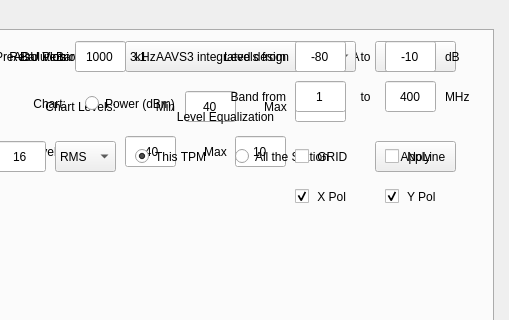
ska-sci-ops/aavs-system, file python/utilities/skalab/Gui/skalab_live.ui: the form before one commit; both pictures show x 662 to 1171 and y 0 to 320 of the 1171 by 914 pixel window.
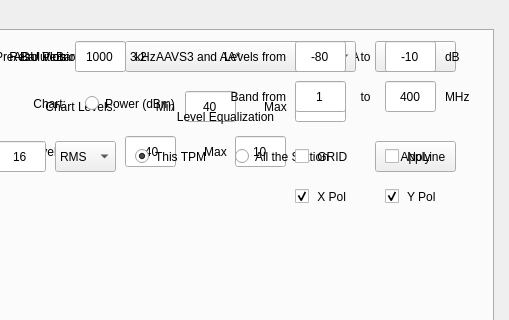
The form after the commit.

Commit message: testing AAVS3 PreADU

The edit to the form file:
```diff
--- a/python/utilities/skalab/Gui/skalab_live.ui
+++ b/python/utilities/skalab/Gui/skalab_live.ui
@@ -1069,7 +1069,12 @@
       </property>
       <item>
        <property name="text">
-        <string>3.1   AAVS3 integrated design</string>
+        <string>3.2   AAVS3 and AA*</string>
+       </property>
+      </item>
+      <item>
+       <property name="text">
+        <string>3.1   2019 integrated design</string>
        </property>
       </item>
       <item>
```
The commit also changes 2 other files.
